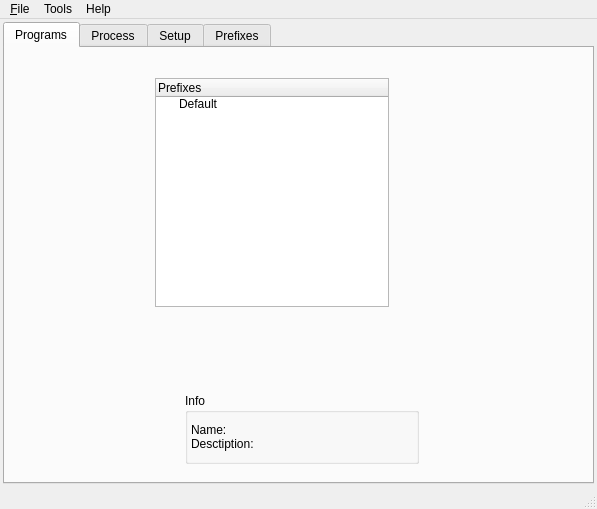
Before: the Qt Designer form src/q4wine-gui/uis/MainWindow.ui in brezerk/q4wine, drawn with Qt 5.
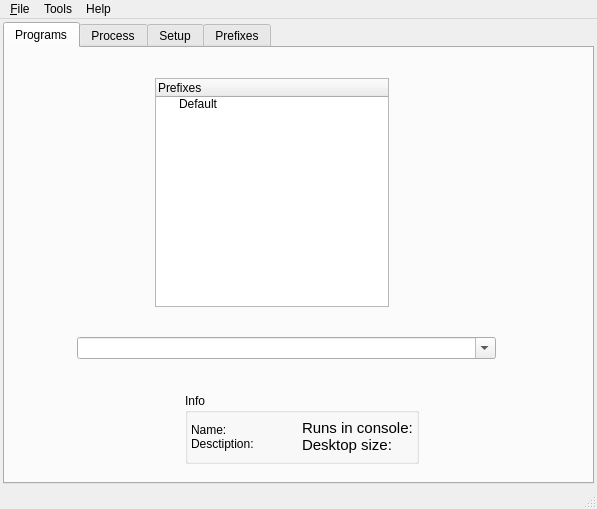
After: the same form once the commit is applied. Icons and pictures are not drawn.

Commit message:
Added: - New Registry read\write engine; - New color option at Fake drive creation\update wizard; - New wine settings in Fake drive creation\update wizard; - Fake drive update wizard now can read saved registry configuration settings; - Some improvements in q4wine-gui part; - Filter combobox for q4wine icons;
Fixed:
- Fix for misfunctioning check wether or not to use ICOTOOLS. (thx 2 Impulze)
- Prefix combobox change do not set right Prefix in Prefix tree view;
- Fake drive update wizard now remove registry key while user reset it to 'Default' state;

```diff
--- a/src/q4wine-gui/uis/MainWindow.ui
+++ b/src/q4wine-gui/uis/MainWindow.ui
@@ -84,6 +84,65 @@
            </property>
           </widget>
          </item>
+         <item row="0" column="1">
+          <widget class="QLabel" name="lblIconInfo1">
+           <property name="text">
+            <string>&lt;!DOCTYPE HTML PUBLIC &quot;-//W3C//DTD HTML 4.0//EN&quot; &quot;http://www.w3.org/TR/REC-html40/strict.dtd&quot;&gt;
+&lt;html&gt;&lt;head&gt;&lt;meta name=&quot;qrichtext&quot; content=&quot;1&quot; /&gt;&lt;style type=&quot;text/css&quot;&gt;
+p, li { white-space: pre-wrap; }
+&lt;/style&gt;&lt;/head&gt;&lt;body style=&quot; font-family:'Verdana'; font-size:11pt; font-weight:400; font-style:normal;&quot;&gt;
+&lt;p style=&quot; margin-top:0px; margin-bottom:0px; margin-left:0px; margin-right:0px; -qt-block-indent:0; text-indent:0px;&quot;&gt;Runs in console:&lt;br /&gt;Desktop size:&lt;/p&gt;&lt;/body&gt;&lt;/html&gt;</string>
+           </property>
+          </widget>
+         </item>
+        </layout>
+       </widget>
+       <widget class="QWidget" name="widgetFilter" native="true">
+        <property name="geometry">
+         <rect>
+          <x>30</x>
+          <y>285</y>
+          <width>461</width>
+          <height>31</height>
+         </rect>
+        </property>
+        <layout class="QHBoxLayout" name="horizontalLayout_2">
+         <property name="sizeConstraint">
+          <enum>QLayout::SetMinimumSize</enum>
+         </property>
+         <property name="margin">
+          <number>0</number>
+         </property>
+         <item>
+          <widget class="QPushButton" name="cmdClearFilter">
+           <property name="toolTip">
+            <string>Clear filter text</string>
+           </property>
+           <property name="text">
+            <string/>
+           </property>
+           <property name="icon">
+            <iconset resource="../../q4wine.qrc">
+             <normaloff>:/data/filter.png</normaloff>:/data/filter.png</iconset>
+           </property>
+           <property name="flat">
+            <bool>true</bool>
+           </property>
+          </widget>
+         </item>
+         <item>
+          <widget class="QComboBox" name="comboFilter">
+           <property name="sizePolicy">
+            <sizepolicy hsizetype="MinimumExpanding" vsizetype="Fixed">
+             <horstretch>0</horstretch>
+             <verstretch>0</verstretch>
+            </sizepolicy>
+           </property>
+           <property name="editable">
+            <bool>true</bool>
+           </property>
+          </widget>
+         </item>
         </layout>
        </widget>
       </widget>
```
Left out of the diff: 14 changed lines with no effect on the pictures. The commit also changes 11 other files.
